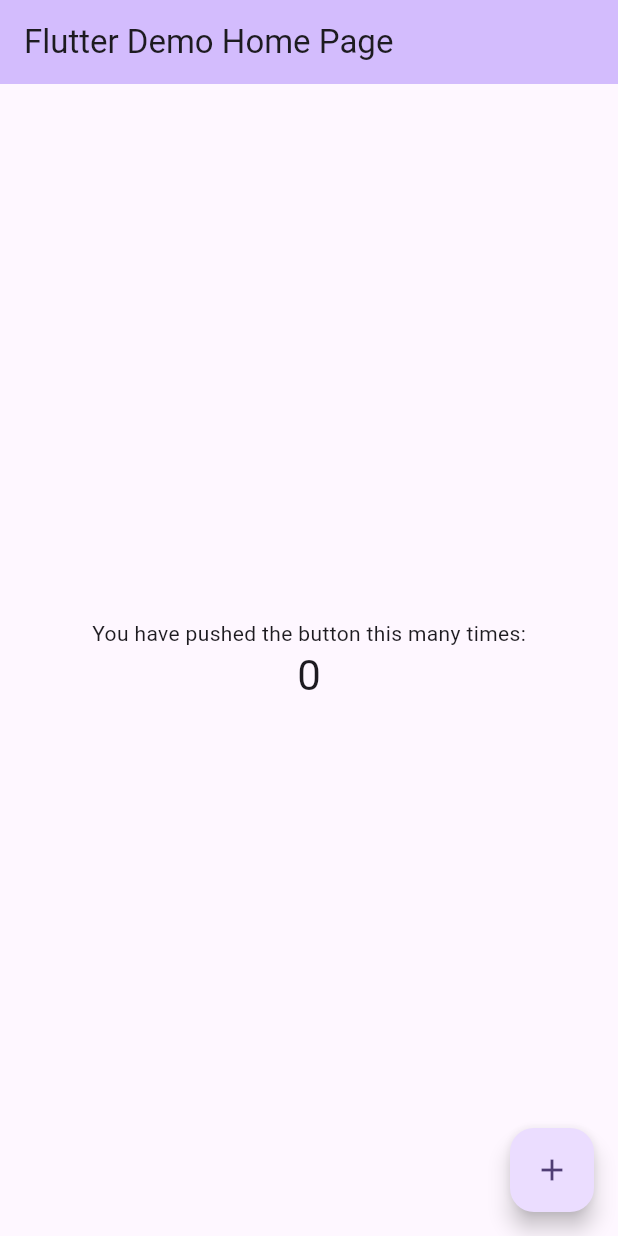
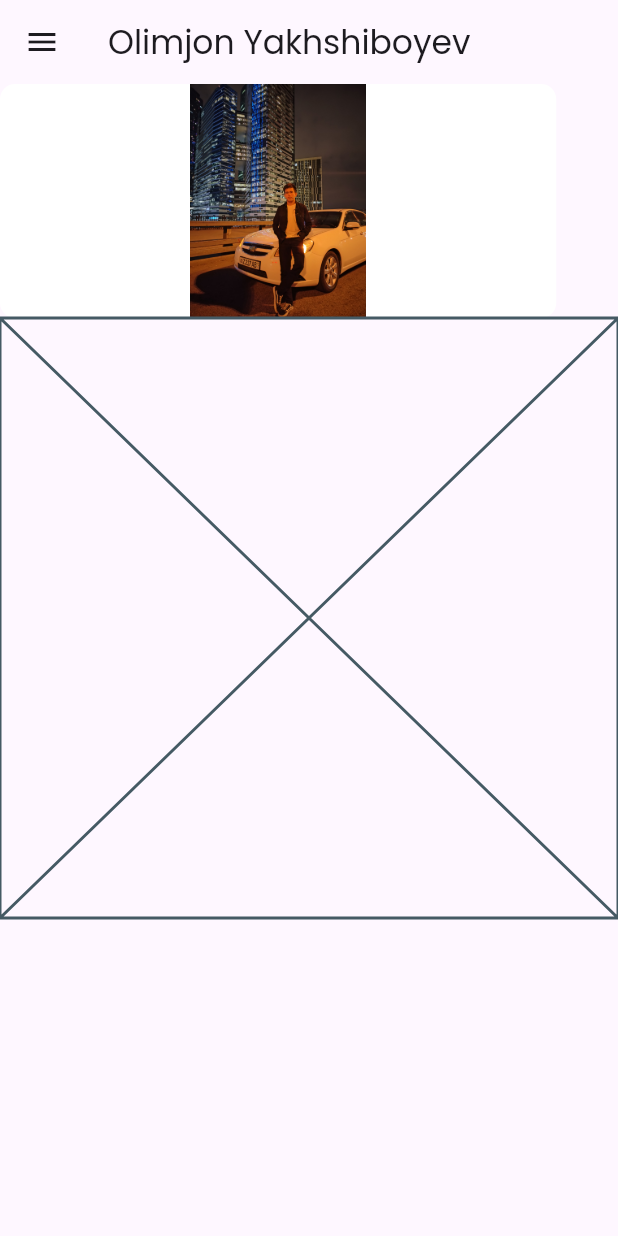
Before and after one commit to OlimjonSN/portfolio_app, a Flutter app: the screen it shows after launch, on a phone screen of 412 x 824 dp. Run offline on Flutter 3.47's test engine with Material 2 defaults, Android fonts, the phone set to English and light mode, and no system bars.

```diff
--- /dev/null
+++ b/lib/components/about.dart
@@ -0,0 +1,28 @@
+import 'package:flutter/material.dart';
+
+class About extends StatefulWidget {
+  const About({super.key});
+
+  @override
+  State<About> createState() => _AboutState();
+}
+
+class _AboutState extends State<About> {
+  @override
+  Widget build(BuildContext context) {
+    double screenWidth = MediaQuery.sizeOf(context).width;
+    return Container(
+      width: screenWidth < 700 ? screenWidth * 0.9 : screenWidth * 0.3,
+      decoration: BoxDecoration(
+        color: Colors.white,
+        borderRadius: BorderRadius.circular(10),
+      ),
+      child: Column(children: [
+        Image.asset(
+          'assets/images/about.jpg',
+          height: 156.0,
+        ),
+      ]),
+    );
+  }
+}
--- /dev/null
+++ b/lib/components/work_exp.dart
@@ -0,0 +1,15 @@
+import 'package:flutter/material.dart';
+
+class WorkExp extends StatefulWidget {
+  const WorkExp({super.key});
+
+  @override
+  State<WorkExp> createState() => _WorkExpState();
+}
+
+class _WorkExpState extends State<WorkExp> {
+  @override
+  Widget build(BuildContext context) {
+    return const Placeholder();
+  }
+}
--- a/lib/main.dart
+++ b/lib/main.dart
@@ -1,4 +1,5 @@
 import 'package:flutter/material.dart';
+import 'package:portfolio_app/portfolio.dart';
 
 void main() {
   runApp(const MyApp());
@@ -11,115 +12,15 @@ class MyApp extends StatelessWidget {
   @override
   Widget build(BuildContext context) {
     return MaterialApp(
-      title: 'Flutter Demo',
+      title: 'Flutter Portfolio',
+      debugShowCheckedModeBanner: false,
       theme: ThemeData(
-        // This is the theme of your application.
-        //
-        // TRY THIS: Try running your application with "flutter run". You'll see
-        // the application has a blue toolbar. Then, without quitting the app,
-        // try changing the seedColor in the colorScheme below to Colors.green
-        // and then invoke "hot reload" (save your changes or press the "hot
-        // reload" button in a Flutter-supported IDE, or press "r" if you used
-        // the command line to start the app).
-        //
-        // Notice that the counter didn't reset back to zero; the application
-        // state is not lost during the reload. To reset the state, use hot
-        // restart instead.
-        //
-        // This works for code too, not just values: Most code changes can be
-        // tested with just a hot reload.
-        colorScheme: ColorScheme.fromSeed(seedColor: Colors.deepPurple),
+        primarySwatch: Colors.purple,
+        canvasColor: Colors.purple.shade50,
+        fontFamily: 'custom',
         useMaterial3: true,
       ),
-      home: const MyHomePage(title: 'Flutter Demo Home Page'),
+      home: const Portfolio(),
     );
   }
 }
-
-class MyHomePage extends StatefulWidget {
-  const MyHomePage({super.key, required this.title});
-
-  // This widget is the home page of your application. It is stateful, meaning
-  // that it has a State object (defined below) that contains fields that affect
-  // how it looks.
-
-  // This class is the configuration for the state. It holds the values (in this
-  // case the title) provided by the parent (in this case the App widget) and
-  // used by the build method of the State. Fields in a Widget subclass are
-  // always marked "final".
-
-  final String title;
-
-  @override
-  State<MyHomePage> createState() => _MyHomePageState();
-}
-
-class _MyHomePageState extends State<MyHomePage> {
-  int _counter = 0;
-
-  void _incrementCounter() {
-    setState(() {
-      // This call to setState tells the Flutter framework that something has
-      // changed in this State, which causes it to rerun the build method below
-      // so that the display can reflect the updated values. If we changed
-      // _counter without calling setState(), then the build method would not be
-      // called again, and so nothing would appear to happen.
-      _counter++;
-    });
-  }
-
-  @override
-  Widget build(BuildContext context) {
-    // This method is rerun every time setState is called, for instance as done
-    // by the _incrementCounter method above.
-    //
-    // The Flutter framework has been optimized to make rerunning build methods
-    // fast, so that you can just rebuild anything that needs updating rather
-    // than having to individually change instances of widgets.
-    return Scaffold(
-      appBar: AppBar(
-        // TRY THIS: Try changing the color here to a specific color (to
-        // Colors.amber, perhaps?) and trigger a hot reload to see the AppBar
-        // change color while the other colors stay the same.
-        backgroundColor: Theme.of(context).colorScheme.inversePrimary,
-        // Here we take the value from the MyHomePage object that was created by
-        // the App.build method, and use it to set our appbar title.
-        title: Text(widget.title),
-      ),
-      body: Center(
-        // Center is a layout widget. It takes a single child and positions it
-        // in the middle of the parent.
-        child: Column(
-          // Column is also a layout widget. It takes a list of children and
-          // arranges them vertically. By default, it sizes itself to fit its
-          // children horizontally, and tries to be as tall as its parent.
-          //
-          // Column has various properties to control how it sizes itself and
-          // how it positions its children. Here we use mainAxisAlignment to
-          // center the children vertically; the main axis here is the vertical
-          // axis because Columns are vertical (the cross axis would be
-          // horizontal).
-          //
-          // TRY THIS: Invoke "debug painting" (choose the "Toggle Debug Paint"
-          // action in the IDE, or press "p" in the console), to see the
-          // wireframe for each widget.
-          mainAxisAlignment: MainAxisAlignment.center,
-          children: <Widget>[
-            const Text(
-              'You have pushed the button this many times:',
-            ),
-            Text(
-              '$_counter',
-              style: Theme.of(context).textTheme.headlineMedium,
-            ),
-          ],
-        ),
-      ),
-      floatingActionButton: FloatingActionButton(
-        onPressed: _incrementCounter,
-        tooltip: 'Increment',
-        child: const Icon(Icons.add),
-      ), // This trailing comma makes auto-formatting nicer for build methods.
-    );
-  }
-}
--- /dev/null
+++ b/lib/portfolio.dart
@@ -0,0 +1,47 @@
+import 'package:flutter/material.dart';
+import 'package:portfolio_app/components/about.dart';
+import 'package:portfolio_app/components/work_exp.dart';
+
+class Portfolio extends StatefulWidget {
+  const Portfolio({super.key});
+
+  @override
+  State<Portfolio> createState() => _PortfolioState();
+}
+
+class _PortfolioState extends State<Portfolio> {
+  List<Widget> navItems = [
+    Padding(
+      padding: const EdgeInsets.all(8.0),
+      child: ElevatedButton(onPressed: () {}, child: const Text('Experience')),
+    ),
+    Padding(
+      padding: const EdgeInsets.all(8.0),
+      child: ElevatedButton(onPressed: () {}, child: const Text('Education')),
+    ),
+  ];
+  bool isMobile = false;
+  @override
+  Widget build(BuildContext context) {
+    isMobile = MediaQuery.of(context).size.width > 700 ? false : true;
+    return Scaffold(
+
+        //? App Bar
+        appBar: AppBar(
+          title: const Text('Olimjon Yakhshiboyev'),
+          actions: isMobile ? null : navItems,
+        ),
+        drawer: isMobile ? Drawer(child: ListView(children: navItems)) : null,
+
+        //? Body
+        body: const SingleChildScrollView(
+          child: Column(
+            children: [
+              Wrap(
+                children: [About(), WorkExp()],
+              )
+            ],
+          ),
+        ));
+  }
+}
```
Also changed, not shown: pubspec.yaml (+7 -7 lines), assets/images/about.jpg (added), 1 other file.
